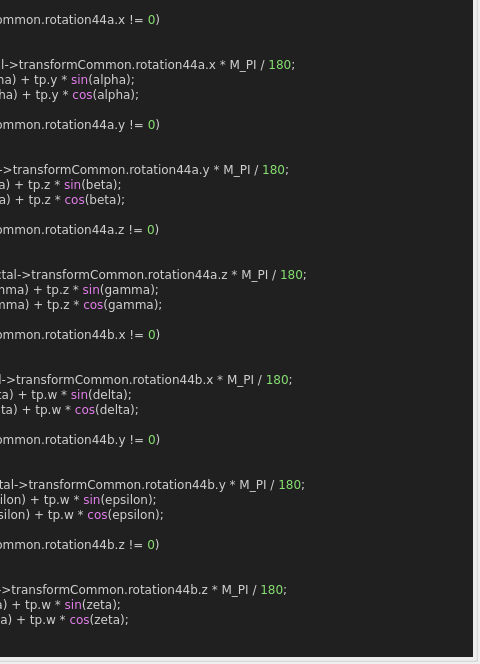
Qt form mandelbulber2/qt_data/fractal_transf_rotation_4D.ui (buddhi1980/mandelbulber2) before a commit; both pictures show x 157 to 637 and y 324 to 988 of the 637 by 988 pixel window.
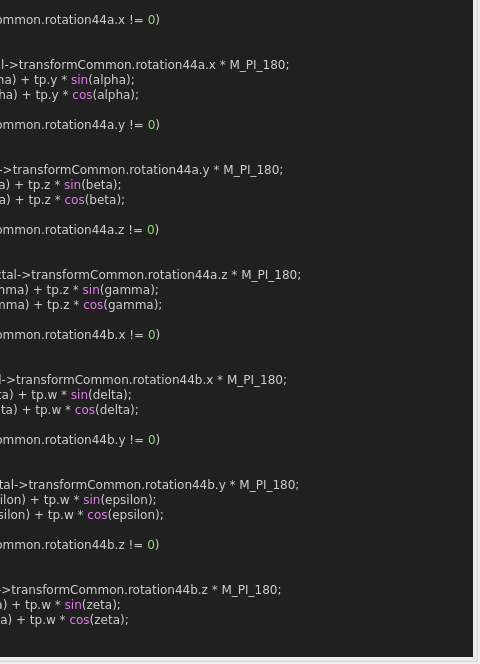
The same form after that commit. Custom widgets are drawn as their Qt base class.

Patch:
```diff
--- a/mandelbulber2/qt_data/fractal_transf_rotation_4D.ui
+++ b/mandelbulber2/qt_data/fractal_transf_rotation_4D.ui
@@ -404,42 +404,42 @@
   &lt;span style=&quot;color:#7ec0ee; font-weight:bold&quot;&gt;if&lt;/span&gt; &lt;span style=&quot;color:#d0d0d0&quot;&gt;(&lt;/span&gt;fractal&lt;span style=&quot;color:#d0d0d0&quot;&gt;-&amp;gt;&lt;/span&gt;transformCommon&lt;span style=&quot;color:#d0d0d0&quot;&gt;.&lt;/span&gt;rotation44a&lt;span style=&quot;color:#d0d0d0&quot;&gt;.&lt;/span&gt;x &lt;span style=&quot;color:#d0d0d0&quot;&gt;!=&lt;/span&gt; &lt;span style=&quot;color:#87df71&quot;&gt;0&lt;/span&gt;&lt;span style=&quot;color:#d0d0d0&quot;&gt;)&lt;/span&gt;
   &lt;span style=&quot;color:#d0d0d0&quot;&gt;{&lt;/span&gt;
     tp &lt;span style=&quot;color:#d0d0d0&quot;&gt;=&lt;/span&gt; z4D&lt;span style=&quot;color:#d0d0d0&quot;&gt;;&lt;/span&gt;
-    &lt;span style=&quot;color:#f09479; font-weight:bold&quot;&gt;double&lt;/span&gt; alpha &lt;span style=&quot;color:#d0d0d0&quot;&gt;=&lt;/span&gt; fractal&lt;span style=&quot;color:#d0d0d0&quot;&gt;-&amp;gt;&lt;/span&gt;transformCommon&lt;span style=&quot;color:#d0d0d0&quot;&gt;.&lt;/span&gt;rotation44a&lt;span style=&quot;color:#d0d0d0&quot;&gt;.&lt;/span&gt;x &lt;span style=&quot;color:#d0d0d0&quot;&gt;*&lt;/span&gt; M_PI &lt;span style=&quot;color:#d0d0d0&quot;&gt;/&lt;/span&gt; &lt;span style=&quot;color:#87df71&quot;&gt;180&lt;/span&gt;&lt;span style=&quot;color:#d0d0d0&quot;&gt;;&lt;/span&gt;
+    &lt;span style=&quot;color:#f09479; font-weight:bold&quot;&gt;double&lt;/span&gt; alpha &lt;span style=&quot;color:#d0d0d0&quot;&gt;=&lt;/span&gt; fractal&lt;span style=&quot;color:#d0d0d0&quot;&gt;-&amp;gt;&lt;/span&gt;transformCommon&lt;span style=&quot;color:#d0d0d0&quot;&gt;.&lt;/span&gt;rotation44a&lt;span style=&quot;color:#d0d0d0&quot;&gt;.&lt;/span&gt;x &lt;span style=&quot;color:#d0d0d0&quot;&gt;*&lt;/span&gt; M_PI_180&lt;span style=&quot;color:#d0d0d0&quot;&gt;;&lt;/span&gt;
     z4D&lt;span style=&quot;color:#d0d0d0&quot;&gt;.&lt;/span&gt;x &lt;span style=&quot;color:#d0d0d0&quot;&gt;=&lt;/span&gt; tp&lt;span style=&quot;color:#d0d0d0&quot;&gt;.&lt;/span&gt;x &lt;span style=&quot;color:#d0d0d0&quot;&gt;*&lt;/span&gt; &lt;span style=&quot;color:#e47eed&quot;&gt;cos&lt;/span&gt;&lt;span style=&quot;color:#d0d0d0&quot;&gt;(&lt;/span&gt;alpha&lt;span style=&quot;color:#d0d0d0&quot;&gt;) +&lt;/span&gt; tp&lt;span style=&quot;color:#d0d0d0&quot;&gt;.&lt;/span&gt;y &lt;span style=&quot;color:#d0d0d0&quot;&gt;*&lt;/span&gt; &lt;span style=&quot;color:#e47eed&quot;&gt;sin&lt;/span&gt;&lt;span style=&quot;color:#d0d0d0&quot;&gt;(&lt;/span&gt;alpha&lt;span style=&quot;color:#d0d0d0&quot;&gt;);&lt;/span&gt;
     z4D&lt;span style=&quot;color:#d0d0d0&quot;&gt;.&lt;/span&gt;y &lt;span style=&quot;color:#d0d0d0&quot;&gt;=&lt;/span&gt; tp&lt;span style=&quot;color:#d0d0d0&quot;&gt;.&lt;/span&gt;x &lt;span style=&quot;color:#d0d0d0&quot;&gt;* -&lt;/span&gt;&lt;span style=&quot;color:#e47eed&quot;&gt;sin&lt;/span&gt;&lt;span style=&quot;color:#d0d0d0&quot;&gt;(&lt;/span&gt;alpha&lt;span style=&quot;color:#d0d0d0&quot;&gt;) +&lt;/span&gt; tp&lt;span style=&quot;color:#d0d0d0&quot;&gt;.&lt;/span&gt;y &lt;span style=&quot;color:#d0d0d0&quot;&gt;*&lt;/span&gt; &lt;span style=&quot;color:#e47eed&quot;&gt;cos&lt;/span&gt;&lt;span style=&quot;color:#d0d0d0&quot;&gt;(&lt;/span&gt;alpha&lt;span style=&quot;color:#d0d0d0&quot;&gt;);&lt;/span&gt;
   &lt;span style=&quot;color:#d0d0d0&quot;&gt;}&lt;/span&gt;
   &lt;span style=&quot;color:#7ec0ee; font-weight:bold&quot;&gt;if&lt;/span&gt; &lt;span style=&quot;color:#d0d0d0&quot;&gt;(&lt;/span&gt;fractal&lt;span style=&quot;color:#d0d0d0&quot;&gt;-&amp;gt;&lt;/span&gt;transformCommon&lt;span style=&quot;color:#d0d0d0&quot;&gt;.&lt;/span&gt;rotation44a&lt;span style=&quot;color:#d0d0d0&quot;&gt;.&lt;/span&gt;y &lt;span style=&quot;color:#d0d0d0&quot;&gt;!=&lt;/span&gt; &lt;span style=&quot;color:#87df71&quot;&gt;0&lt;/span&gt;&lt;span style=&quot;color:#d0d0d0&quot;&gt;)&lt;/span&gt;
   &lt;span style=&quot;color:#d0d0d0&quot;&gt;{&lt;/span&gt;
     tp &lt;span style=&quot;color:#d0d0d0&quot;&gt;=&lt;/span&gt; z4D&lt;span style=&quot;color:#d0d0d0&quot;&gt;;&lt;/span&gt;
-    &lt;span style=&quot;color:#f09479; font-weight:bold&quot;&gt;double&lt;/span&gt; beta &lt;span style=&quot;color:#d0d0d0&quot;&gt;=&lt;/span&gt; fractal&lt;span style=&quot;color:#d0d0d0&quot;&gt;-&amp;gt;&lt;/span&gt;transformCommon&lt;span style=&quot;color:#d0d0d0&quot;&gt;.&lt;/span&gt;rotation44a&lt;span style=&quot;color:#d0d0d0&quot;&gt;.&lt;/span&gt;y &lt;span style=&quot;color:#d0d0d0&quot;&gt;*&lt;/span&gt; M_PI &lt;span style=&quot;color:#d0d0d0&quot;&gt;/&lt;/span&gt; &lt;span style=&quot;color:#87df71&quot;&gt;180&lt;/span&gt;&lt;span style=&quot;color:#d0d0d0&quot;&gt;;&lt;/span&gt;
+    &lt;span style=&quot;color:#f09479; font-weight:bold&quot;&gt;double&lt;/span&gt; beta &lt;span style=&quot;color:#d0d0d0&quot;&gt;=&lt;/span&gt; fractal&lt;span style=&quot;color:#d0d0d0&quot;&gt;-&amp;gt;&lt;/span&gt;transformCommon&lt;span style=&quot;color:#d0d0d0&quot;&gt;.&lt;/span&gt;rotation44a&lt;span style=&quot;color:#d0d0d0&quot;&gt;.&lt;/span&gt;y &lt;span style=&quot;color:#d0d0d0&quot;&gt;*&lt;/span&gt; M_PI_180&lt;span style=&quot;color:#d0d0d0&quot;&gt;;&lt;/span&gt;
     z4D&lt;span style=&quot;color:#d0d0d0&quot;&gt;.&lt;/span&gt;y &lt;span style=&quot;color:#d0d0d0&quot;&gt;=&lt;/span&gt; tp&lt;span style=&quot;color:#d0d0d0&quot;&gt;.&lt;/span&gt;y &lt;span style=&quot;color:#d0d0d0&quot;&gt;*&lt;/span&gt; &lt;span style=&quot;color:#e47eed&quot;&gt;cos&lt;/span&gt;&lt;span style=&quot;color:#d0d0d0&quot;&gt;(&lt;/span&gt;beta&lt;span style=&quot;color:#d0d0d0&quot;&gt;) +&lt;/span&gt; tp&lt;span style=&quot;color:#d0d0d0&quot;&gt;.&lt;/span&gt;z &lt;span style=&quot;color:#d0d0d0&quot;&gt;*&lt;/span&gt; &lt;span style=&quot;color:#e47eed&quot;&gt;sin&lt;/span&gt;&lt;span style=&quot;color:#d0d0d0&quot;&gt;(&lt;/span&gt;beta&lt;span style=&quot;color:#d0d0d0&quot;&gt;);&lt;/span&gt;
     z4D&lt;span style=&quot;color:#d0d0d0&quot;&gt;.&lt;/span&gt;z &lt;span style=&quot;color:#d0d0d0&quot;&gt;=&lt;/span&gt; tp&lt;span style=&quot;color:#d0d0d0&quot;&gt;.&lt;/span&gt;y &lt;span style=&quot;color:#d0d0d0&quot;&gt;* -&lt;/span&gt;&lt;span style=&quot;color:#e47eed&quot;&gt;sin&lt;/span&gt;&lt;span style=&quot;color:#d0d0d0&quot;&gt;(&lt;/span&gt;beta&lt;span style=&quot;color:#d0d0d0&quot;&gt;) +&lt;/span&gt; tp&lt;span style=&quot;color:#d0d0d0&quot;&gt;.&lt;/span&gt;z &lt;span style=&quot;color:#d0d0d0&quot;&gt;*&lt;/span&gt; &lt;span style=&quot;color:#e47eed&quot;&gt;cos&lt;/span&gt;&lt;span style=&quot;color:#d0d0d0&quot;&gt;(&lt;/span&gt;beta&lt;span style=&quot;color:#d0d0d0&quot;&gt;);&lt;/span&gt;
   &lt;span style=&quot;color:#d0d0d0&quot;&gt;}&lt;/span&gt;
   &lt;span style=&quot;color:#7ec0ee; font-weight:bold&quot;&gt;if&lt;/span&gt; &lt;span style=&quot;color:#d0d0d0&quot;&gt;(&lt;/span&gt;fractal&lt;span style=&quot;color:#d0d0d0&quot;&gt;-&amp;gt;&lt;/span&gt;transformCommon&lt;span style=&quot;color:#d0d0d0&quot;&gt;.&lt;/span&gt;rotation44a&lt;span style=&quot;color:#d0d0d0&quot;&gt;.&lt;/span&gt;z &lt;span style=&quot;color:#d0d0d0&quot;&gt;!=&lt;/span&gt; &lt;span style=&quot;color:#87df71&quot;&gt;0&lt;/span&gt;&lt;span style=&quot;color:#d0d0d0&quot;&gt;)&lt;/span&gt;
   &lt;span style=&quot;color:#d0d0d0&quot;&gt;{&lt;/span&gt;
     tp &lt;span style=&quot;color:#d0d0d0&quot;&gt;=&lt;/span&gt; z4D&lt;span style=&quot;color:#d0d0d0&quot;&gt;;&lt;/span&gt;
-    &lt;span style=&quot;color:#f09479; font-weight:bold&quot;&gt;double&lt;/span&gt; gamma &lt;span style=&quot;color:#d0d0d0&quot;&gt;=&lt;/span&gt; fractal&lt;span style=&quot;color:#d0d0d0&quot;&gt;-&amp;gt;&lt;/span&gt;transformCommon&lt;span style=&quot;color:#d0d0d0&quot;&gt;.&lt;/span&gt;rotation44a&lt;span style=&quot;color:#d0d0d0&quot;&gt;.&lt;/span&gt;z &lt;span style=&quot;color:#d0d0d0&quot;&gt;*&lt;/span&gt; M_PI &lt;span style=&quot;color:#d0d0d0&quot;&gt;/&lt;/span&gt; &lt;span style=&quot;color:#87df71&quot;&gt;180&lt;/span&gt;&lt;span style=&quot;color:#d0d0d0&quot;&gt;;&lt;/span&gt;
+    &lt;span style=&quot;color:#f09479; font-weight:bold&quot;&gt;double&lt;/span&gt; gamma &lt;span style=&quot;color:#d0d0d0&quot;&gt;=&lt;/span&gt; fractal&lt;span style=&quot;color:#d0d0d0&quot;&gt;-&amp;gt;&lt;/span&gt;transformCommon&lt;span style=&quot;color:#d0d0d0&quot;&gt;.&lt;/span&gt;rotation44a&lt;span style=&quot;color:#d0d0d0&quot;&gt;.&lt;/span&gt;z &lt;span style=&quot;color:#d0d0d0&quot;&gt;*&lt;/span&gt; M_PI_180&lt;span style=&quot;color:#d0d0d0&quot;&gt;;&lt;/span&gt;
     z4D&lt;span style=&quot;color:#d0d0d0&quot;&gt;.&lt;/span&gt;x &lt;span style=&quot;color:#d0d0d0&quot;&gt;=&lt;/span&gt; tp&lt;span style=&quot;color:#d0d0d0&quot;&gt;.&lt;/span&gt;x &lt;span style=&quot;color:#d0d0d0&quot;&gt;*&lt;/span&gt; &lt;span style=&quot;color:#e47eed&quot;&gt;cos&lt;/span&gt;&lt;span style=&quot;color:#d0d0d0&quot;&gt;(&lt;/span&gt;gamma&lt;span style=&quot;color:#d0d0d0&quot;&gt;) +&lt;/span&gt; tp&lt;span style=&quot;color:#d0d0d0&quot;&gt;.&lt;/span&gt;z &lt;span style=&quot;color:#d0d0d0&quot;&gt;*&lt;/span&gt; &lt;span style=&quot;color:#e47eed&quot;&gt;sin&lt;/span&gt;&lt;span style=&quot;color:#d0d0d0&quot;&gt;(&lt;/span&gt;gamma&lt;span style=&quot;color:#d0d0d0&quot;&gt;);&lt;/span&gt;
     z4D&lt;span style=&quot;color:#d0d0d0&quot;&gt;.&lt;/span&gt;z &lt;span style=&quot;color:#d0d0d0&quot;&gt;=&lt;/span&gt; tp&lt;span style=&quot;color:#d0d0d0&quot;&gt;.&lt;/span&gt;x &lt;span style=&quot;color:#d0d0d0&quot;&gt;* -&lt;/span&gt;&lt;span style=&quot;color:#e47eed&quot;&gt;sin&lt;/span&gt;&lt;span style=&quot;color:#d0d0d0&quot;&gt;(&lt;/span&gt;gamma&lt;span style=&quot;color:#d0d0d0&quot;&gt;) +&lt;/span&gt; tp&lt;span style=&quot;color:#d0d0d0&quot;&gt;.&lt;/span&gt;z &lt;span style=&quot;color:#d0d0d0&quot;&gt;*&lt;/span&gt; &lt;span style=&quot;color:#e47eed&quot;&gt;cos&lt;/span&gt;&lt;span style=&quot;color:#d0d0d0&quot;&gt;(&lt;/span&gt;gamma&lt;span style=&quot;color:#d0d0d0&quot;&gt;);&lt;/span&gt;
   &lt;span style=&quot;color:#d0d0d0&quot;&gt;}&lt;/span&gt;
   &lt;span style=&quot;color:#7ec0ee; font-weight:bold&quot;&gt;if&lt;/span&gt; &lt;span style=&quot;color:#d0d0d0&quot;&gt;(&lt;/span&gt;fractal&lt;span style=&quot;color:#d0d0d0&quot;&gt;-&amp;gt;&lt;/span&gt;transformCommon&lt;span style=&quot;color:#d0d0d0&quot;&gt;.&lt;/span&gt;rotation44b&lt;span style=&quot;color:#d0d0d0&quot;&gt;.&lt;/span&gt;x &lt;span style=&quot;color:#d0d0d0&quot;&gt;!=&lt;/span&gt; &lt;span style=&quot;color:#87df71&quot;&gt;0&lt;/span&gt;&lt;span style=&quot;color:#d0d0d0&quot;&gt;)&lt;/span&gt;
   &lt;span style=&quot;color:#d0d0d0&quot;&gt;{&lt;/span&gt;
     tp &lt;span style=&quot;color:#d0d0d0&quot;&gt;=&lt;/span&gt; z4D&lt;span style=&quot;color:#d0d0d0&quot;&gt;;&lt;/span&gt;
-    &lt;span style=&quot;color:#f09479; font-weight:bold&quot;&gt;double&lt;/span&gt; delta &lt;span style=&quot;color:#d0d0d0&quot;&gt;=&lt;/span&gt; fractal&lt;span style=&quot;color:#d0d0d0&quot;&gt;-&amp;gt;&lt;/span&gt;transformCommon&lt;span style=&quot;color:#d0d0d0&quot;&gt;.&lt;/span&gt;rotation44b&lt;span style=&quot;color:#d0d0d0&quot;&gt;.&lt;/span&gt;x &lt;span style=&quot;color:#d0d0d0&quot;&gt;*&lt;/span&gt; M_PI &lt;span style=&quot;color:#d0d0d0&quot;&gt;/&lt;/span&gt; &lt;span style=&quot;color:#87df71&quot;&gt;180&lt;/span&gt;&lt;span style=&quot;color:#d0d0d0&quot;&gt;;&lt;/span&gt;
+    &lt;span style=&quot;color:#f09479; font-weight:bold&quot;&gt;double&lt;/span&gt; delta &lt;span style=&quot;color:#d0d0d0&quot;&gt;=&lt;/span&gt; fractal&lt;span style=&quot;color:#d0d0d0&quot;&gt;-&amp;gt;&lt;/span&gt;transformCommon&lt;span style=&quot;color:#d0d0d0&quot;&gt;.&lt;/span&gt;rotation44b&lt;span style=&quot;color:#d0d0d0&quot;&gt;.&lt;/span&gt;x &lt;span style=&quot;color:#d0d0d0&quot;&gt;*&lt;/span&gt; M_PI_180&lt;span style=&quot;color:#d0d0d0&quot;&gt;;&lt;/span&gt;
     z4D&lt;span style=&quot;color:#d0d0d0&quot;&gt;.&lt;/span&gt;x &lt;span style=&quot;color:#d0d0d0&quot;&gt;=&lt;/span&gt; tp&lt;span style=&quot;color:#d0d0d0&quot;&gt;.&lt;/span&gt;x &lt;span style=&quot;color:#d0d0d0&quot;&gt;*&lt;/span&gt; &lt;span style=&quot;color:#e47eed&quot;&gt;cos&lt;/span&gt;&lt;span style=&quot;color:#d0d0d0&quot;&gt;(&lt;/span&gt;delta&lt;span style=&quot;color:#d0d0d0&quot;&gt;) +&lt;/span&gt; tp&lt;span style=&quot;color:#d0d0d0&quot;&gt;.&lt;/span&gt;w &lt;span style=&quot;color:#d0d0d0&quot;&gt;*&lt;/span&gt; &lt;span style=&quot;color:#e47eed&quot;&gt;sin&lt;/span&gt;&lt;span style=&quot;color:#d0d0d0&quot;&gt;(&lt;/span&gt;delta&lt;span style=&quot;color:#d0d0d0&quot;&gt;);&lt;/span&gt;
     z4D&lt;span style=&quot;color:#d0d0d0&quot;&gt;.&lt;/span&gt;w &lt;span style=&quot;color:#d0d0d0&quot;&gt;=&lt;/span&gt; tp&lt;span style=&quot;color:#d0d0d0&quot;&gt;.&lt;/span&gt;x &lt;span style=&quot;color:#d0d0d0&quot;&gt;* -&lt;/span&gt;&lt;span style=&quot;color:#e47eed&quot;&gt;sin&lt;/span&gt;&lt;span style=&quot;color:#d0d0d0&quot;&gt;(&lt;/span&gt;delta&lt;span style=&quot;color:#d0d0d0&quot;&gt;) +&lt;/span&gt; tp&lt;span style=&quot;color:#d0d0d0&quot;&gt;.&lt;/span&gt;w &lt;span style=&quot;color:#d0d0d0&quot;&gt;*&lt;/span&gt; &lt;span style=&quot;color:#e47eed&quot;&gt;cos&lt;/span&gt;&lt;span style=&quot;color:#d0d0d0&quot;&gt;(&lt;/span&gt;delta&lt;span style=&quot;color:#d0d0d0&quot;&gt;);&lt;/span&gt;
   &lt;span style=&quot;color:#d0d0d0&quot;&gt;}&lt;/span&gt;
   &lt;span style=&quot;color:#7ec0ee; font-weight:bold&quot;&gt;if&lt;/span&gt; &lt;span style=&quot;color:#d0d0d0&quot;&gt;(&lt;/span&gt;fractal&lt;span style=&quot;color:#d0d0d0&quot;&gt;-&amp;gt;&lt;/span&gt;transformCommon&lt;span style=&quot;color:#d0d0d0&quot;&gt;.&lt;/span&gt;rotation44b&lt;span style=&quot;color:#d0d0d0&quot;&gt;.&lt;/span&gt;y &lt;span style=&quot;color:#d0d0d0&quot;&gt;!=&lt;/span&gt; &lt;span style=&quot;color:#87df71&quot;&gt;0&lt;/span&gt;&lt;span style=&quot;color:#d0d0d0&quot;&gt;)&lt;/span&gt;
   &lt;span style=&quot;color:#d0d0d0&quot;&gt;{&lt;/span&gt;
     tp &lt;span style=&quot;color:#d0d0d0&quot;&gt;=&lt;/span&gt; z4D&lt;span style=&quot;color:#d0d0d0&quot;&gt;;&lt;/span&gt;
-    &lt;span style=&quot;color:#f09479; font-weight:bold&quot;&gt;double&lt;/span&gt; epsilon &lt;span style=&quot;color:#d0d0d0&quot;&gt;=&lt;/span&gt; fractal&lt;span style=&quot;color:#d0d0d0&quot;&gt;-&amp;gt;&lt;/span&gt;transformCommon&lt;span style=&quot;color:#d0d0d0&quot;&gt;.&lt;/span&gt;rotation44b&lt;span style=&quot;color:#d0d0d0&quot;&gt;.&lt;/span&gt;y &lt;span style=&quot;color:#d0d0d0&quot;&gt;*&lt;/span&gt; M_PI &lt;span style=&quot;color:#d0d0d0&quot;&gt;/&lt;/span&gt; &lt;span style=&quot;color:#87df71&quot;&gt;180&lt;/span&gt;&lt;span style=&quot;color:#d0d0d0&quot;&gt;;&lt;/span&gt;
+    &lt;span style=&quot;color:#f09479; font-weight:bold&quot;&gt;double&lt;/span&gt; epsilon &lt;span style=&quot;color:#d0d0d0&quot;&gt;=&lt;/span&gt; fractal&lt;span style=&quot;color:#d0d0d0&quot;&gt;-&amp;gt;&lt;/span&gt;transformCommon&lt;span style=&quot;color:#d0d0d0&quot;&gt;.&lt;/span&gt;rotation44b&lt;span style=&quot;color:#d0d0d0&quot;&gt;.&lt;/span&gt;y &lt;span style=&quot;color:#d0d0d0&quot;&gt;*&lt;/span&gt; M_PI_180&lt;span style=&quot;color:#d0d0d0&quot;&gt;;&lt;/span&gt;
     z4D&lt;span style=&quot;color:#d0d0d0&quot;&gt;.&lt;/span&gt;y &lt;span style=&quot;color:#d0d0d0&quot;&gt;=&lt;/span&gt; tp&lt;span style=&quot;color:#d0d0d0&quot;&gt;.&lt;/span&gt;y &lt;span style=&quot;color:#d0d0d0&quot;&gt;*&lt;/span&gt; &lt;span style=&quot;color:#e47eed&quot;&gt;cos&lt;/span&gt;&lt;span style=&quot;color:#d0d0d0&quot;&gt;(&lt;/span&gt;epsilon&lt;span style=&quot;color:#d0d0d0&quot;&gt;) +&lt;/span&gt; tp&lt;span style=&quot;color:#d0d0d0&quot;&gt;.&lt;/span&gt;w &lt;span style=&quot;color:#d0d0d0&quot;&gt;*&lt;/span&gt; &lt;span style=&quot;color:#e47eed&quot;&gt;sin&lt;/span&gt;&lt;span style=&quot;color:#d0d0d0&quot;&gt;(&lt;/span&gt;epsilon&lt;span style=&quot;color:#d0d0d0&quot;&gt;);&lt;/span&gt;
     z4D&lt;span style=&quot;color:#d0d0d0&quot;&gt;.&lt;/span&gt;w &lt;span style=&quot;color:#d0d0d0&quot;&gt;=&lt;/span&gt; tp&lt;span style=&quot;color:#d0d0d0&quot;&gt;.&lt;/span&gt;y &lt;span style=&quot;color:#d0d0d0&quot;&gt;* -&lt;/span&gt;&lt;span style=&quot;color:#e47eed&quot;&gt;sin&lt;/span&gt;&lt;span style=&quot;color:#d0d0d0&quot;&gt;(&lt;/span&gt;epsilon&lt;span style=&quot;color:#d0d0d0&quot;&gt;) +&lt;/span&gt; tp&lt;span style=&quot;color:#d0d0d0&quot;&gt;.&lt;/span&gt;w &lt;span style=&quot;color:#d0d0d0&quot;&gt;*&lt;/span&gt; &lt;span style=&quot;color:#e47eed&quot;&gt;cos&lt;/span&gt;&lt;span style=&quot;color:#d0d0d0&quot;&gt;(&lt;/span&gt;epsilon&lt;span style=&quot;color:#d0d0d0&quot;&gt;);&lt;/span&gt;
   &lt;span style=&quot;color:#d0d0d0&quot;&gt;}&lt;/span&gt;
   &lt;span style=&quot;color:#7ec0ee; font-weight:bold&quot;&gt;if&lt;/span&gt; &lt;span style=&quot;color:#d0d0d0&quot;&gt;(&lt;/span&gt;fractal&lt;span style=&quot;color:#d0d0d0&quot;&gt;-&amp;gt;&lt;/span&gt;transformCommon&lt;span style=&quot;color:#d0d0d0&quot;&gt;.&lt;/span&gt;rotation44b&lt;span style=&quot;color:#d0d0d0&quot;&gt;.&lt;/span&gt;z &lt;span style=&quot;color:#d0d0d0&quot;&gt;!=&lt;/span&gt; &lt;span style=&quot;color:#87df71&quot;&gt;0&lt;/span&gt;&lt;span style=&quot;color:#d0d0d0&quot;&gt;)&lt;/span&gt;
   &lt;span style=&quot;color:#d0d0d0&quot;&gt;{&lt;/span&gt;
     tp &lt;span style=&quot;color:#d0d0d0&quot;&gt;=&lt;/span&gt; z4D&lt;span style=&quot;color:#d0d0d0&quot;&gt;;&lt;/span&gt;
-    &lt;span style=&quot;color:#f09479; font-weight:bold&quot;&gt;double&lt;/span&gt; zeta &lt;span style=&quot;color:#d0d0d0&quot;&gt;=&lt;/span&gt; fractal&lt;span style=&quot;color:#d0d0d0&quot;&gt;-&amp;gt;&lt;/span&gt;transformCommon&lt;span style=&quot;color:#d0d0d0&quot;&gt;.&lt;/span&gt;rotation44b&lt;span style=&quot;color:#d0d0d0&quot;&gt;.&lt;/span&gt;z &lt;span style=&quot;color:#d0d0d0&quot;&gt;*&lt;/span&gt; M_PI &lt;span style=&quot;color:#d0d0d0&quot;&gt;/&lt;/span&gt; &lt;span style=&quot;color:#87df71&quot;&gt;180&lt;/span&gt;&lt;span style=&quot;color:#d0d0d0&quot;&gt;;&lt;/span&gt;
+    &lt;span style=&quot;color:#f09479; font-weight:bold&quot;&gt;double&lt;/span&gt; zeta &lt;span style=&quot;color:#d0d0d0&quot;&gt;=&lt;/span&gt; fractal&lt;span style=&quot;color:#d0d0d0&quot;&gt;-&amp;gt;&lt;/span&gt;transformCommon&lt;span style=&quot;color:#d0d0d0&quot;&gt;.&lt;/span&gt;rotation44b&lt;span style=&quot;color:#d0d0d0&quot;&gt;.&lt;/span&gt;z &lt;span style=&quot;color:#d0d0d0&quot;&gt;*&lt;/span&gt; M_PI_180&lt;span style=&quot;color:#d0d0d0&quot;&gt;;&lt;/span&gt;
     z4D&lt;span style=&quot;color:#d0d0d0&quot;&gt;.&lt;/span&gt;z &lt;span style=&quot;color:#d0d0d0&quot;&gt;=&lt;/span&gt; tp&lt;span style=&quot;color:#d0d0d0&quot;&gt;.&lt;/span&gt;z &lt;span style=&quot;color:#d0d0d0&quot;&gt;*&lt;/span&gt; &lt;span style=&quot;color:#e47eed&quot;&gt;cos&lt;/span&gt;&lt;span style=&quot;color:#d0d0d0&quot;&gt;(&lt;/span&gt;zeta&lt;span style=&quot;color:#d0d0d0&quot;&gt;) +&lt;/span&gt; tp&lt;span style=&quot;color:#d0d0d0&quot;&gt;.&lt;/span&gt;w &lt;span style=&quot;color:#d0d0d0&quot;&gt;*&lt;/span&gt; &lt;span style=&quot;color:#e47eed&quot;&gt;sin&lt;/span&gt;&lt;span style=&quot;color:#d0d0d0&quot;&gt;(&lt;/span&gt;zeta&lt;span style=&quot;color:#d0d0d0&quot;&gt;);&lt;/span&gt;
     z4D&lt;span style=&quot;color:#d0d0d0&quot;&gt;.&lt;/span&gt;w &lt;span style=&quot;color:#d0d0d0&quot;&gt;=&lt;/span&gt; tp&lt;span style=&quot;color:#d0d0d0&quot;&gt;.&lt;/span&gt;z &lt;span style=&quot;color:#d0d0d0&quot;&gt;* -&lt;/span&gt;&lt;span style=&quot;color:#e47eed&quot;&gt;sin&lt;/span&gt;&lt;span style=&quot;color:#d0d0d0&quot;&gt;(&lt;/span&gt;zeta&lt;span style=&quot;color:#d0d0d0&quot;&gt;) +&lt;/span&gt; tp&lt;span style=&quot;color:#d0d0d0&quot;&gt;.&lt;/span&gt;w &lt;span style=&quot;color:#d0d0d0&quot;&gt;*&lt;/span&gt; &lt;span style=&quot;color:#e47eed&quot;&gt;cos&lt;/span&gt;&lt;span style=&quot;color:#d0d0d0&quot;&gt;(&lt;/span&gt;zeta&lt;span style=&quot;color:#d0d0d0&quot;&gt;);&lt;/span&gt;
   &lt;span style=&quot;color:#d0d0d0&quot;&gt;}&lt;/span&gt;
```
